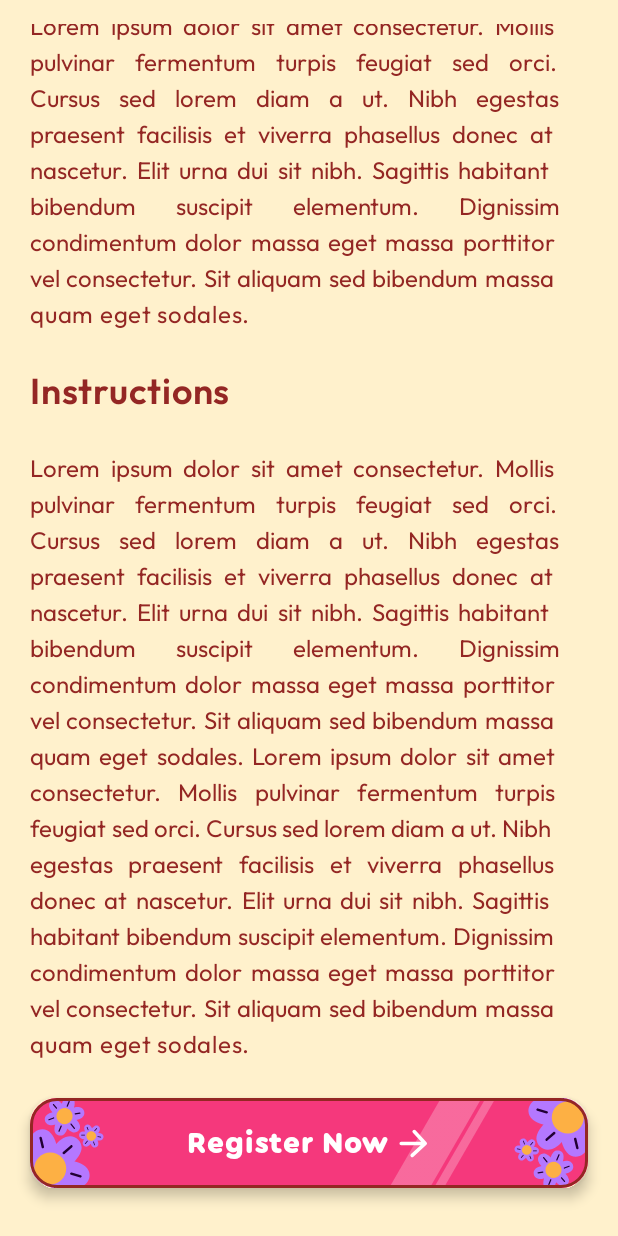
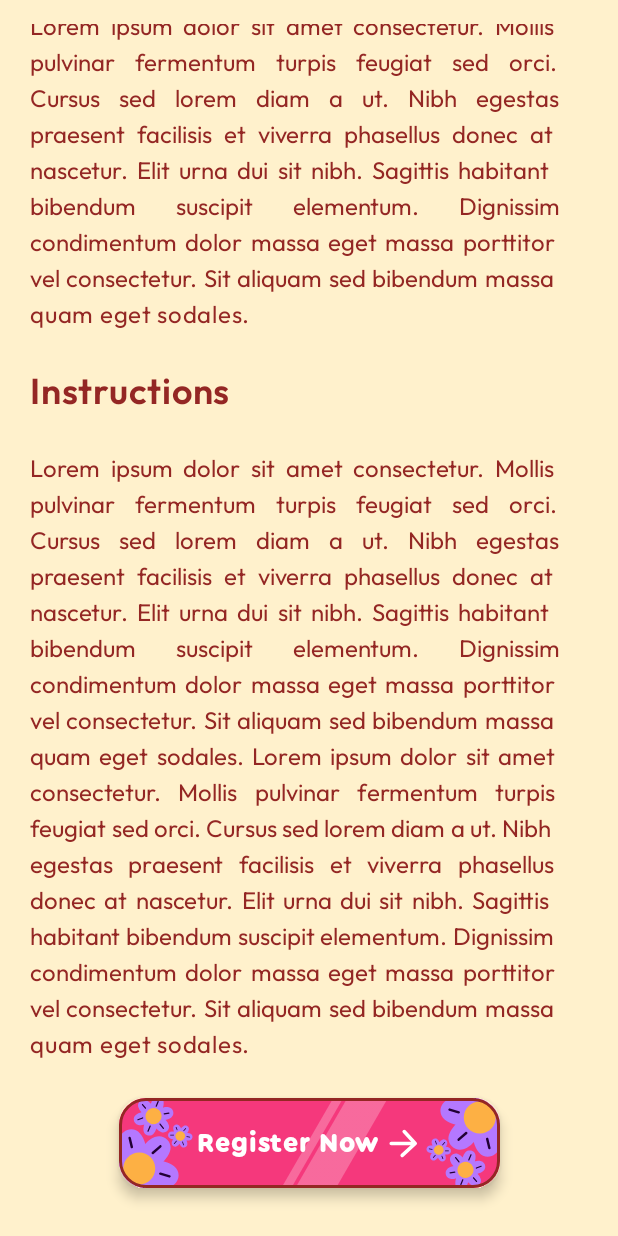
Before and after one commit to Adya-04/Zealicon2k26, an Android app built with Jetpack Compose: the screen it shows after launch (MainActivity), scrolled down 687 dp, on a phone screen of 412 x 824 dp. Run offline under Robolectric (Android 15) with nearby library versions, the phone set to English and light mode, and no system bars.

Commit message:
Minor Changes

```diff
--- a/app/src/main/java/com/gdg/zealicon2k25/presentation/ui/EventDetailScreen.kt
+++ b/app/src/main/java/com/gdg/zealicon2k25/presentation/ui/EventDetailScreen.kt
@@ -14,6 +14,7 @@ import androidx.compose.foundation.rememberScrollState
 import androidx.compose.foundation.verticalScroll
 import androidx.compose.material3.Text
 import androidx.compose.runtime.Composable
+import androidx.compose.ui.Alignment
 import androidx.compose.ui.Modifier
 import androidx.compose.ui.layout.ContentScale
 import androidx.compose.ui.res.painterResource
@@ -24,8 +25,8 @@ import androidx.compose.ui.unit.dp
 import androidx.compose.ui.unit.sp
 import com.gdg.zealicon2k25.R
 import com.gdg.zealicon2k25.presentation.ui.components.CardBackground
-import com.gdg.zealicon2k25.presentation.ui.components.PrimaryButton
 import com.gdg.zealicon2k25.presentation.ui.components.PrizeCard
+import com.gdg.zealicon2k25.presentation.ui.components.RegisterButton
 import com.gdg.zealicon2k25.presentation.ui.components.SecondaryCardBackground
 import com.gdg.zealicon2k25.presentation.ui.theme.BackgroundColor
 import com.gdg.zealicon2k25.presentation.ui.theme.HeadingTextColor
@@ -37,7 +38,10 @@ fun EventDetailScreen(
 //    eventName:String
 ) {
     Box(
-        modifier = Modifier.fillMaxSize().background(BackgroundColor).padding(top = 16.dp),
+        modifier = Modifier
+            .fillMaxSize()
+            .background(BackgroundColor)
+            .padding(top = 16.dp),
     ) {
         Column(modifier = Modifier.verticalScroll(rememberScrollState())) {
             Row(modifier = Modifier.fillMaxWidth()) {
@@ -135,10 +139,18 @@ fun EventDetailScreen(
                 textAlign = TextAlign.Justify,
                 modifier = Modifier.padding(top = 24.dp, start = 20.dp, end = 20.dp)
             )
-                PrimaryButton(
-                    text = "Register Now",
-                    modifier = Modifier.padding(top = 24.dp, bottom = 32.dp)
+            Box(
+                modifier = Modifier
+                    .fillMaxWidth()
+                    .padding(top = 24.dp, bottom = 32.dp),
+                contentAlignment = Alignment.Center
+            ) {
+                RegisterButton(
+                    modifier = Modifier
                 ) {}
+            }
+
+
         }
     }
 }
--- /dev/null
+++ b/app/src/main/java/com/gdg/zealicon2k25/presentation/ui/components/RegisterButton.kt
@@ -0,0 +1,104 @@
+package com.gdg.zealicon2k25.presentation.ui.components
+
+import androidx.compose.foundation.Image
+import androidx.compose.foundation.background
+import androidx.compose.foundation.border
+import androidx.compose.foundation.clickable
+import androidx.compose.foundation.interaction.MutableInteractionSource
+import androidx.compose.foundation.layout.Box
+import androidx.compose.foundation.layout.Row
+import androidx.compose.foundation.layout.height
+import androidx.compose.foundation.layout.padding
+import androidx.compose.foundation.layout.width
+import androidx.compose.foundation.shape.RoundedCornerShape
+import androidx.compose.material.ripple.rememberRipple
+import androidx.compose.material3.Text
+import androidx.compose.runtime.Composable
+import androidx.compose.runtime.remember
+import androidx.compose.ui.Alignment
+import androidx.compose.ui.Modifier
+import androidx.compose.ui.draw.clip
+import androidx.compose.ui.draw.rotate
+import androidx.compose.ui.draw.shadow
+import androidx.compose.ui.graphics.Color
+import androidx.compose.ui.res.painterResource
+import androidx.compose.ui.semantics.Role
+import androidx.compose.ui.text.font.FontWeight
+import androidx.compose.ui.tooling.preview.Preview
+import androidx.compose.ui.unit.dp
+import androidx.compose.ui.unit.sp
+import com.gdg.zealicon2k25.R
+import com.gdg.zealicon2k25.presentation.ui.theme.ButtonBackgroundColor
+import com.gdg.zealicon2k25.presentation.ui.theme.ButtonBorderColor
+import com.gdg.zealicon2k25.presentation.ui.theme.ButtonRippleColor
+import com.gdg.zealicon2k25.presentation.ui.theme.FrontSpring
+
+@Composable
+@Preview
+
+fun RegisterButton(
+    modifier: Modifier = Modifier,
+    enabled: Boolean = true,
+    onClick: () -> Unit,
+) {
+    Box(
+        modifier = Modifier
+            .width(254.dp)
+            .height(60.dp)
+            .shadow(
+            elevation = 5.dp, shape = RoundedCornerShape(16.dp), clip = false
+        )
+            .clip(RoundedCornerShape(18.dp))
+            .background(color = ButtonBackgroundColor)
+            .border(width = 2.dp, color = ButtonBorderColor, shape = RoundedCornerShape(18.dp))
+            .clickable(
+                enabled = enabled,
+                indication = rememberRipple(
+                    bounded = true, color = ButtonRippleColor
+                ), interactionSource = remember { MutableInteractionSource() },
+                role = Role.Button
+
+            ) {
+                if (enabled) {
+                    onClick()
+                }
+            }
+    ) {
+        Image(
+            painter = painterResource(R.drawable.button_graphics_2),
+            contentDescription = "button_graphics",
+            modifier = Modifier.align(Alignment.Center)
+                .padding(start = 30.dp),
+        )
+
+        Row(
+            modifier = Modifier.align(Alignment.Center).padding(vertical = 2.dp),
+            verticalAlignment = Alignment.CenterVertically,
+        ) {
+            Text(
+                text = "Register Now",
+                fontSize = 18.sp,
+                fontFamily = FrontSpring,
+                fontWeight = FontWeight.Black,
+                color = Color.White
+            )
+            Image(
+                modifier = Modifier.padding(start = 3.dp),
+                alignment = Alignment.BottomEnd,
+                painter = painterResource(R.drawable.arrow_right_small),
+                contentDescription = "arrow"
+            )
+        }
+
+        Image(
+            alignment = Alignment.BottomEnd,
+            painter = painterResource(R.drawable.button_grahics_1),
+            contentDescription = "button_graphics"
+        )
+        Image(
+            modifier = Modifier.align(Alignment.TopEnd).rotate(180f),
+            painter = painterResource(R.drawable.button_grahics_1),
+            contentDescription = "button_graphics"
+        )
+    }
+}
```
